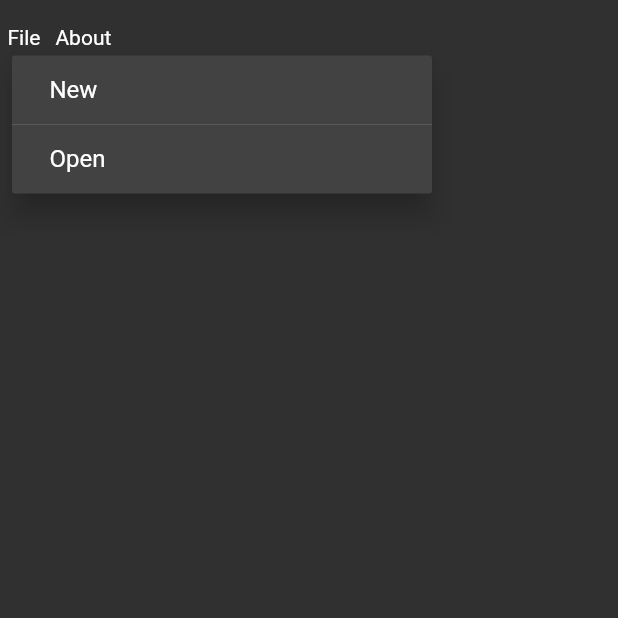
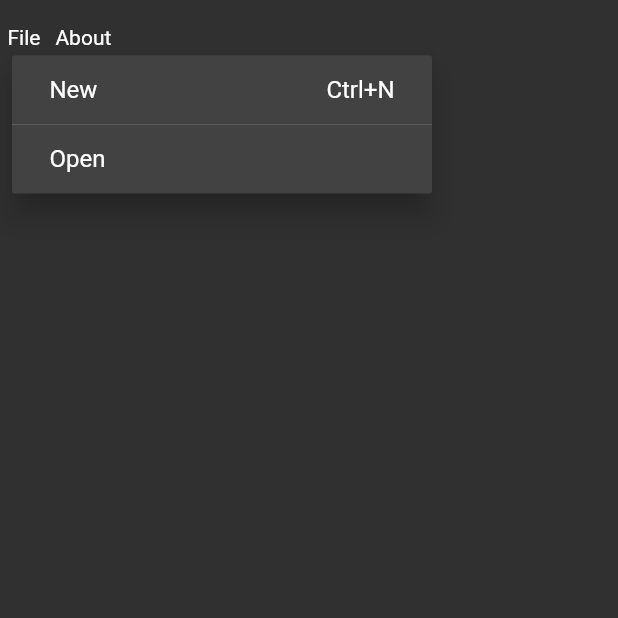
Before and after one commit to san-smith/map_generator, a Flutter app: the screen it shows after launch, after a tap on "File", on a phone screen of 412 x 824 dp, the top half of it. Run offline on Flutter 3.47's test engine with Material 2 defaults, Android fonts, the phone set to English and light mode, and no system bars; our stand-ins replace mobx; generated files the repository leaves out were written again.

Commit message:
Add shortcut text

```diff
--- a/lib/presentation/home/home_screen.dart
+++ b/lib/presentation/home/home_screen.dart
@@ -1,12 +1,10 @@
 import 'package:flutter/material.dart';
-import 'package:flutter/services.dart';
 import 'package:map_generator/presentation/ui/layout/main_layout.dart';
 import 'package:map_generator/presentation/ui/menu/main_menu.dart';
 import 'package:map_generator/presentation/ui/menu/main_menu_item.dart';
 import 'package:map_generator/presentation/ui/menu/pm_item.dart';
 import 'package:map_generator/presentation/ui/shortcut/actions.dart';
 import 'package:map_generator/presentation/ui/shortcut/intents.dart';
-import 'package:map_generator/presentation/ui/shortcut/keysets.dart';
 
 class Home extends StatefulWidget {
   @override
@@ -32,6 +30,7 @@ class _HomeState extends State<Home> {
           actions: [
             PMItem(
               title: 'New',
+              shortcut: 'Ctrl+N',
               onTap: () {
                 final newIntent = NewIntent();
                 globalActions[newIntent.runtimeType]!.invoke(newIntent);
--- a/lib/presentation/ui/menu/menu_item.dart
+++ b/lib/presentation/ui/menu/menu_item.dart
@@ -6,12 +6,14 @@ class MenuItem extends StatelessWidget {
     Key? key,
     this.leading,
     this.trailing,
+    this.shortcut,
     required this.child,
   }) : super(key: key);
 
   final Widget child;
   final Widget? leading;
   final Widget? trailing;
+  final String? shortcut;
 
   @override
   Widget build(BuildContext context) {
@@ -23,6 +25,7 @@ class MenuItem extends StatelessWidget {
         children: [
           _buildBlock(leading),
           Expanded(child: child),
+          if (shortcut != null) _buildShortcut(),
           _buildBlock(trailing),
         ],
       ),
@@ -35,4 +38,11 @@ class MenuItem extends StatelessWidget {
       child: child,
     );
   }
+
+  Widget _buildShortcut() {
+    return Padding(
+      padding: EdgeInsets.only(left: 20),
+      child: Text(shortcut!),
+    );
+  }
 }
--- a/lib/presentation/ui/menu/pm_item.dart
+++ b/lib/presentation/ui/menu/pm_item.dart
@@ -5,12 +5,17 @@ import 'package:map_generator/presentation/ui/menu/menu_item.dart';
 class PMItem extends PopupMenuItem<VoidCallback?> {
   final String title;
   final VoidCallback? onTap;
+  final String? shortcut;
 
   PMItem({
     required this.title,
     this.onTap,
+    this.shortcut,
   }) : super(
-          child: MenuItem(child: Text(title)),
+          child: MenuItem(
+            child: Text(title),
+            shortcut: shortcut,
+          ),
           height: popupMenuHeight,
           padding: EdgeInsets.zero,
           value: onTap,
```
